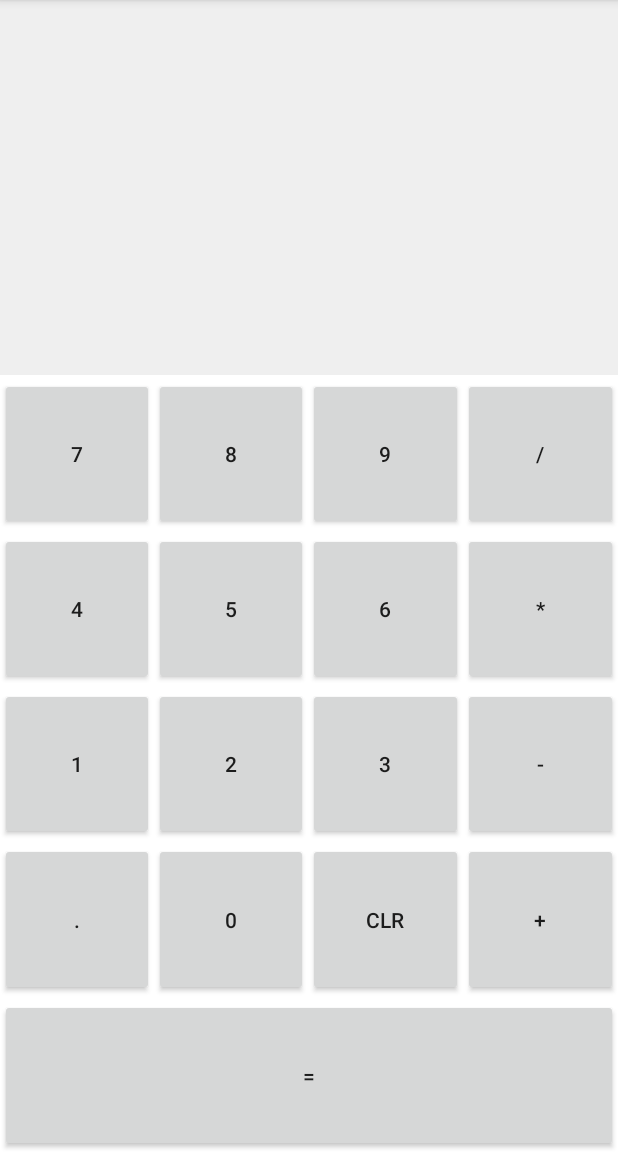
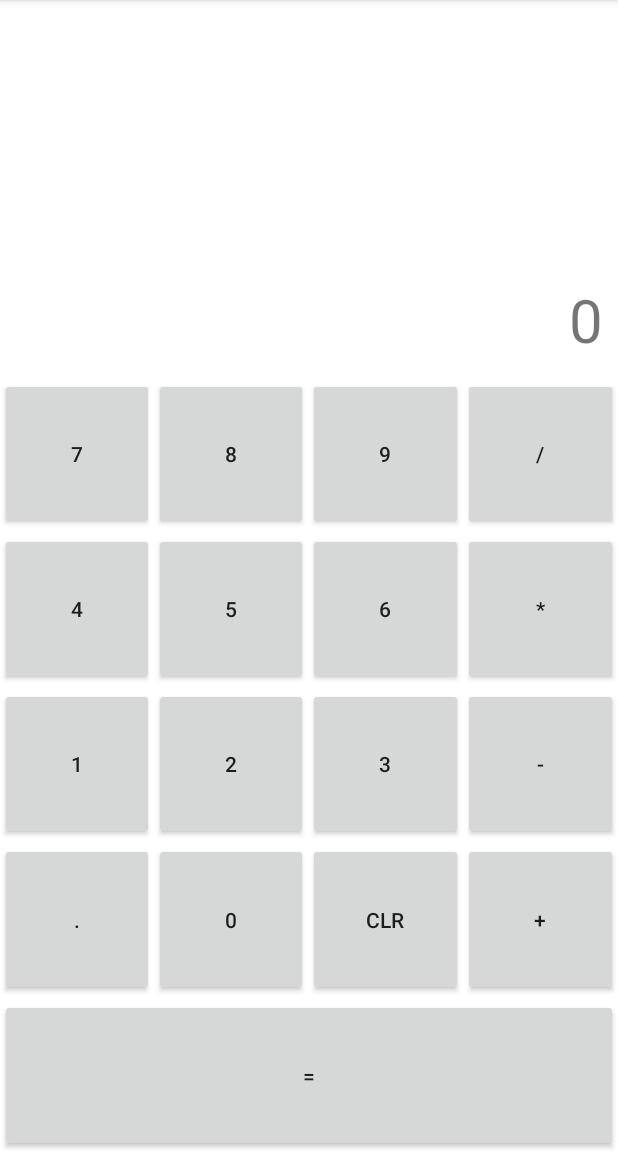
Before and after one commit to gurbaaz19/BasicAndroidProjects, an Android app: the screen it shows after launch (MainActivity), on a phone screen of 412 x 824 dp, the part 84-1236 px from its top. Run offline under Robolectric (Android 15) with nearby library versions, the phone set to English and light mode, and no system bars.

Commit message:
Calculator

```diff
--- a/BasicCalculator/app/src/main/java/com/example/basiccalculator/MainActivity.kt
+++ b/BasicCalculator/app/src/main/java/com/example/basiccalculator/MainActivity.kt
@@ -111,4 +111,5 @@ class MainActivity : AppCompatActivity() {
             value.contains("/") || value.contains("*") || value.contains("+") || value.contains("-")
         }
     }
+
 }
--- a/BasicCalculator/app/src/main/res/layout/activity_main.xml
+++ b/BasicCalculator/app/src/main/res/layout/activity_main.xml
@@ -11,10 +11,12 @@
         android:id="@+id/tvInput"
         android:layout_width="match_parent"
         android:layout_height="250dp"
-        android:background="#efefef"
 
+        android:text="0"
         android:textSize="40sp"
         android:maxLength="12"
+        android:gravity="bottom|right|center_vertical"
+        android:padding="10dp"
         />
     <!-- Row 1 -->
     <LinearLayout
```
